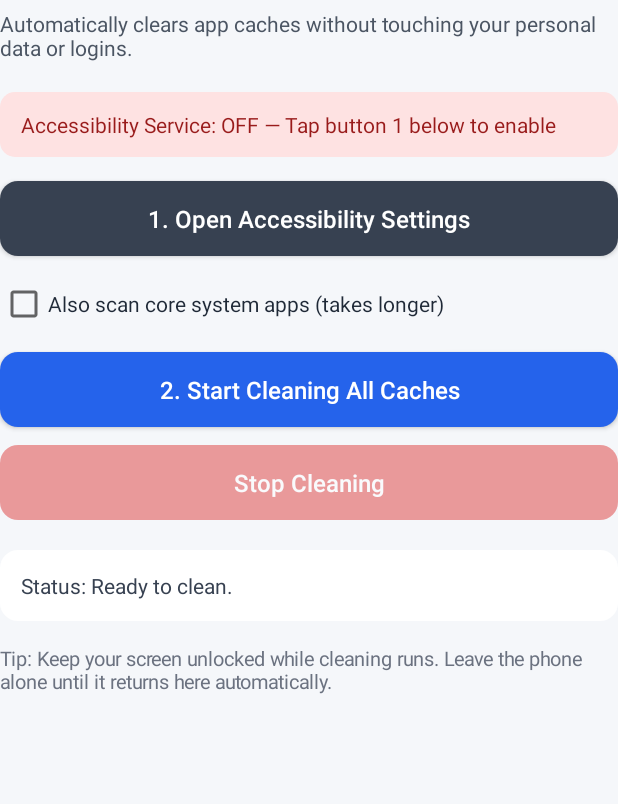
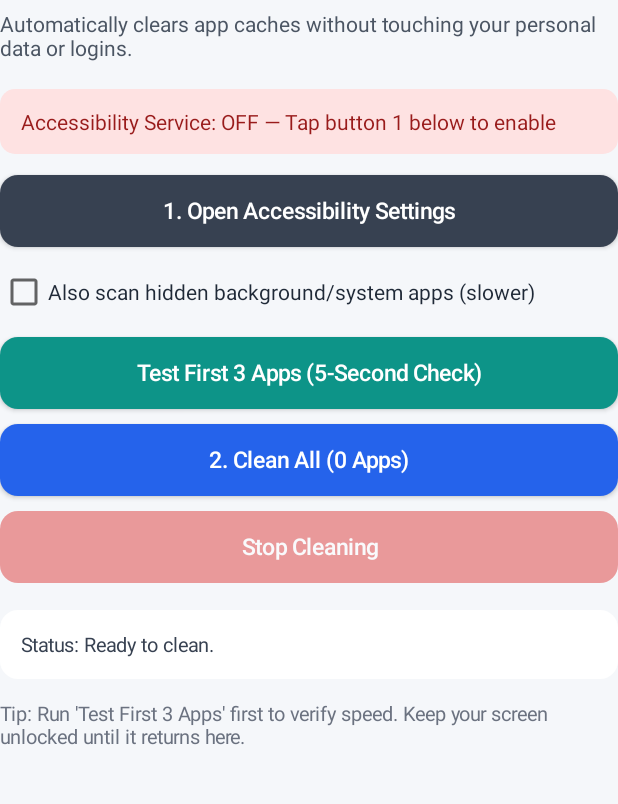
Before and after one commit to MD5-MD5/MyCacheCleaner, an Android app: the screen it shows after launch (MainActivity), after a tap on "1. Open Accessibility Settings", on a phone screen of 412 x 824 dp, the part 53-857 px from its top. Run offline under Robolectric (Android 15) with nearby library versions, the phone set to English and light mode, and no system bars.

Commit message:
Update MainActivity.java

```diff
--- a/app/src/main/java/com/myapps/cachecleaner/MainActivity.java
+++ b/app/src/main/java/com/myapps/cachecleaner/MainActivity.java
@@ -14,6 +14,7 @@ import android.text.TextUtils;
 import android.util.TypedValue;
 import android.view.Gravity;
 import android.view.WindowInsets;
+import android.view.WindowInsetsController;
 import android.widget.Button;
 import android.widget.CheckBox;
 import android.widget.LinearLayout;
@@ -30,6 +31,7 @@ public class MainActivity extends Activity {
     private TextView statusBadge;
     private TextView summaryText;
     private CheckBox includeSystemCheck;
+    private Button testButton;
     private Button startButton;
     private Button stopButton;
 
@@ -62,31 +64,34 @@ public class MainActivity extends Activity {
         subtitle.setText("Automatically clears app caches without touching your personal data or logins.");
         subtitle.setTextSize(TypedValue.COMPLEX_UNIT_SP, 14);
         subtitle.setTextColor(Color.parseColor("#4B5563"));
-        subtitle.setPadding(0, dp(6), 0, dp(20));
+        subtitle.setPadding(0, dp(6), 0, dp(18));
         root.addView(subtitle);
 
         statusBadge = new TextView(this);
         statusBadge.setTextSize(TypedValue.COMPLEX_UNIT_SP, 14);
         statusBadge.setPadding(dp(14), dp(12), dp(14), dp(12));
-        root.addView(statusBadge, marginParams(0, 0, 0, dp(16)));
+        root.addView(statusBadge, marginParams(0, 0, 0, dp(14)));
 
         Button accessibilityBtn = makeButton("1. Open Accessibility Settings", "#374151");
-        accessibilityBtn.setOnClickListener(v -> {
-            Intent intent = new Intent(Settings.ACTION_ACCESSIBILITY_SETTINGS);
-            startActivity(intent);
-        });
-        root.addView(accessibilityBtn, marginParams(0, 0, 0, dp(16)));
+        accessibilityBtn.setOnClickListener(v ->
+                startActivity(new Intent(Settings.ACTION_ACCESSIBILITY_SETTINGS)));
+        root.addView(accessibilityBtn, marginParams(0, 0, 0, dp(14)));
 
         includeSystemCheck = new CheckBox(this);
-        includeSystemCheck.setText("Also scan core system apps (takes longer)");
+        includeSystemCheck.setText("Also scan hidden background/system apps (slower)");
         includeSystemCheck.setTextColor(Color.parseColor("#1F2937"));
         includeSystemCheck.setTextSize(TypedValue.COMPLEX_UNIT_SP, 14);
         includeSystemCheck.setChecked(false);
-        root.addView(includeSystemCheck, marginParams(0, 0, 0, dp(16)));
+        includeSystemCheck.setOnCheckedChangeListener((btn, checked) -> refreshUI());
+        root.addView(includeSystemCheck, marginParams(0, 0, 0, dp(14)));
 
-        startButton = makeButton("2. Start Cleaning All Caches", "#2563EB");
-        startButton.setOnClickListener(v -> handleStartCleaning());
-        root.addView(startButton, marginParams(0, 0, 0, dp(12)));
+        testButton = makeButton("Test First 3 Apps (5-Second Check)", "#0D9488");
+        testButton.setOnClickListener(v -> handleStartCleaning(3));
+        root.addView(testButton, marginParams(0, 0, 0, dp(10)));
+
+        startButton = makeButton("2. Clean All Everyday Apps", "#2563EB");
+        startButton.setOnClickListener(v -> handleStartCleaning(0));
+        root.addView(startButton, marginParams(0, 0, 0, dp(10)));
 
         stopButton = makeButton("Stop Cleaning", "#DC2626");
         stopButton.setOnClickListener(v -> {
@@ -94,23 +99,30 @@ public class MainActivity extends Activity {
             refreshUI();
             Toast.makeText(this, "Cleaning stopped.", Toast.LENGTH_SHORT).show();
         });
-        root.addView(stopButton, marginParams(0, 0, 0, dp(20)));
+        root.addView(stopButton, marginParams(0, 0, 0, dp(18)));
 
         summaryText = new TextView(this);
-        summaryText.setTextSize(TypedValue.COMPLEX_UNIT_SP, 14);
+        summaryText.setTextSize(TypedValue.COMPLEX_UNIT_SP, 13);
         summaryText.setTextColor(Color.parseColor("#374151"));
         summaryText.setPadding(dp(14), dp(14), dp(14), dp(14));
         summaryText.setBackground(roundedBox("#FFFFFF", dp(12)));
-        root.addView(summaryText, marginParams(0, 0, 0, dp(16)));
+        root.addView(summaryText, marginParams(0, 0, 0, dp(14)));
 
         TextView tipText = new TextView(this);
-        tipText.setText("Tip: Keep your screen unlocked while cleaning runs. Leave the phone alone until it returns here automatically.");
+        tipText.setText("Tip: Run 'Test First 3 Apps' first to verify speed. Keep your screen unlocked until it returns here.");
         tipText.setTextSize(TypedValue.COMPLEX_UNIT_SP, 13);
         tipText.setTextColor(Color.parseColor("#6B7280"));
         root.addView(tipText);
 
         scrollView.addView(root);
         setContentView(scrollView);
+
+        WindowInsetsController controller = getWindow().getInsetsController();
+        if (controller != null) {
+            controller.setSystemBarsAppearance(
+                    WindowInsetsController.APPEARANCE_LIGHT_STATUS_BARS,
+                    WindowInsetsController.APPEARANCE_LIGHT_STATUS_BARS);
+        }
     }
 
     @Override
@@ -119,7 +131,7 @@ public class MainActivity extends Activity {
         refreshUI();
     }
 
-    private void handleStartCleaning() {
+    private void handleStartCleaning(int limit) {
         if (!isAccessibilityEnabled() || !CacheCleanerService.isServiceConnected()) {
             Toast.makeText(this, "Turn ON 'My Cache Cleaner' in Accessibility Settings first.", Toast.LENGTH_LONG).show();
             startActivity(new Intent(Settings.ACTION_ACCESSIBILITY_SETTINGS));
@@ -130,6 +142,10 @@ public class MainActivity extends Activity {
         if (packages.isEmpty()) {
             Toast.makeText(this, "No apps found to clean.", Toast.LENGTH_SHORT).show();
             return;
+        }
+
+        if (limit > 0 && packages.size() > limit) {
+            packages = new ArrayList<>(packages.subList(0, limit));
         }
 
         boolean started = CacheCleanerService.startCleaning(packages);
@@ -153,11 +169,21 @@ public class MainActivity extends Activity {
             statusBadge.setBackground(roundedBox("#FEE2E2", dp(10)));
         }
 
+        int count = getTargetPackages(includeSystemCheck.isChecked()).size();
+        startButton.setText("2. Clean All (" + count + " Apps)");
+
         boolean running = CacheCleanerService.isRunning();
+        testButton.setEnabled(!running);
         startButton.setEnabled(!running);
         stopButton.setEnabled(running);
         stopButton.setAlpha(running ? 1.0f : 0.45f);
-        summaryText.setText("Status: " + CacheCleanerService.getLastSummary());
+
+        String debug = CacheCleanerService.getLastDebug();
+        String status = "Status: " + CacheCleanerService.getLastSummary();
+        if (debug != null && !debug.isEmpty()) {
+            status += "\n\nDiagnostic: " + debug;
+        }
+        summaryText.setText(status);
     }
 
     private boolean isAccessibilityEnabled() {
@@ -188,16 +214,15 @@ public class MainActivity extends Activity {
         String myPkg = getPackageName();
 
         for (ApplicationInfo info : apps) {
-            if (info.packageName.equals(myPkg)) continue;
-            if (info.packageName.equals("com.android.settings")) continue;
+            String pkg = info.packageName;
+            if (pkg.equals(myPkg) || pkg.contains("settings")) continue;
 
-            boolean isSystem = (info.flags & ApplicationInfo.FLAG_SYSTEM) != 0;
-            boolean isUpdatedSystem = (info.flags & ApplicationInfo.FLAG_UPDATED_SYSTEM_APP) != 0;
-
-            if (!includeSystem && isSystem && !isUpdatedSystem) {
-                continue;
+            if (!includeSystem) {
+                if (pm.getLaunchIntentForPackage(pkg) == null) {
+                    continue;
+                }
             }
-            packages.add(info.packageName);
+            packages.add(pkg);
         }
         Collections.sort(packages);
         return packages;
@@ -208,8 +233,8 @@ public class MainActivity extends Activity {
         btn.setText(label);
         btn.setAllCaps(false);
         btn.setTextColor(Color.WHITE);
-        btn.setTextSize(TypedValue.COMPLEX_UNIT_SP, 16);
-        btn.setPadding(dp(16), dp(14), dp(16), dp(14));
+        btn.setTextSize(TypedValue.COMPLEX_UNIT_SP, 15);
+        btn.setPadding(dp(16), dp(13), dp(16), dp(13));
         btn.setBackground(roundedBox(hexColor, dp(12)));
         return btn;
     }
```
